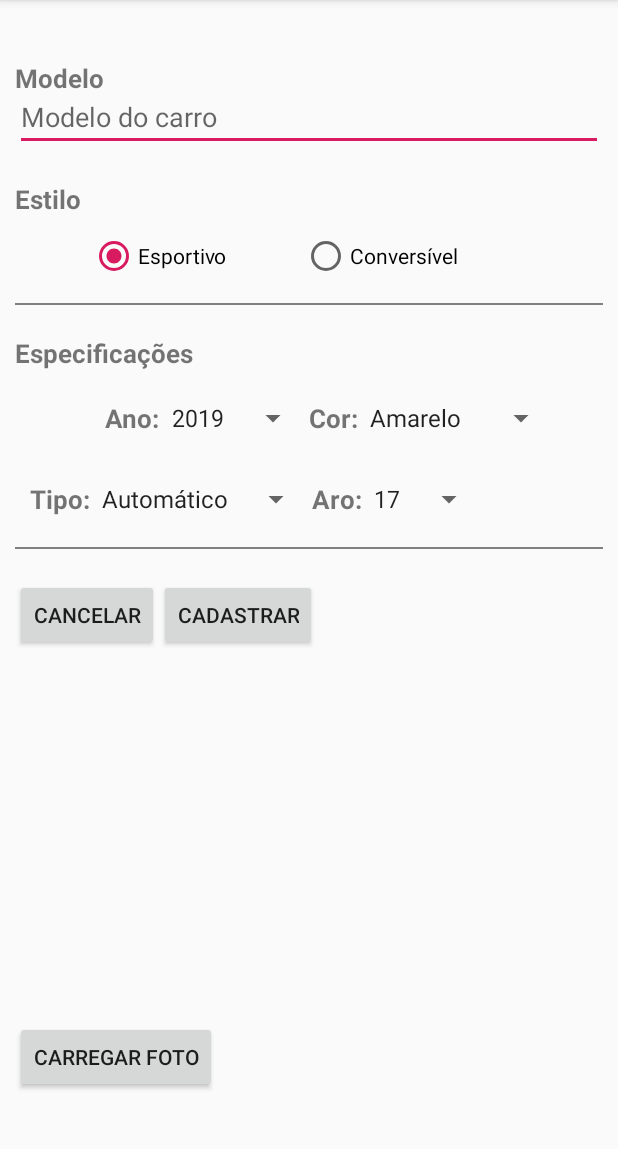
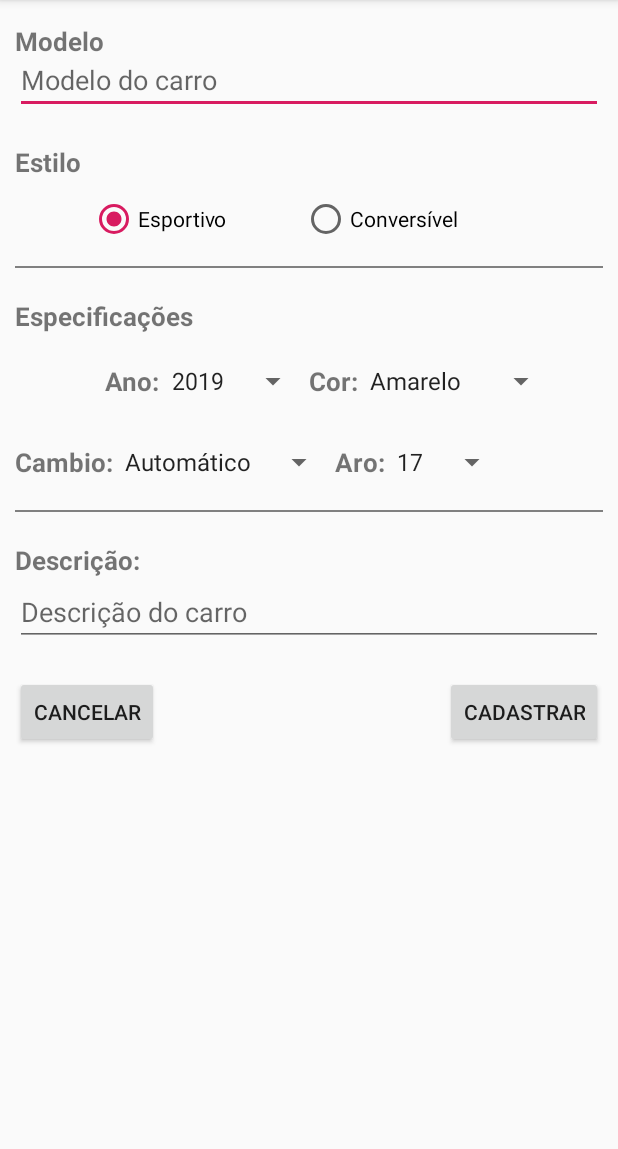
Before and after one commit to AlfredoFilho/Trabalho_Android, an Android app: the screen it shows after launch (MainActivity), in the side drawer, after a tap on "Vender", on a phone screen of 412 x 824 dp, the part 84-1233 px from its top. Run offline under Robolectric (Android 15) with nearby library versions, the phone set to English and light mode, and no system bars.

Commit message:
add cadastro da venda

```diff
--- a/Lahay_Cars/app/src/main/java/trabalho_a193532_c195741/ft/unicamp/carros/DetalhesActivity.java
+++ b/Lahay_Cars/app/src/main/java/trabalho_a193532_c195741/ft/unicamp/carros/DetalhesActivity.java
@@ -59,7 +59,7 @@ public class DetalhesActivity extends AppCompatActivity {
 
         }
 
-        this.carro=Carros.carros[this.position];
+        this.carro = Carros.carros[this.position];
 
         imagem = findViewById(R.id.imagemCarro);
         imagem.setImageResource(carro.getFoto());
--- a/Lahay_Cars/app/src/main/java/trabalho_a193532_c195741/ft/unicamp/carros/venda/VendaFragment.java
+++ b/Lahay_Cars/app/src/main/java/trabalho_a193532_c195741/ft/unicamp/carros/venda/VendaFragment.java
@@ -1,37 +1,37 @@
 package trabalho_a193532_c195741.ft.unicamp.carros.venda;
 
 
-import android.Manifest;
-import android.content.Intent;
-import android.content.pm.PackageManager;
+import android.content.ContentValues;
 import android.database.Cursor;
-import android.graphics.Bitmap;
-import android.graphics.BitmapFactory;
-import android.media.Image;
-import android.net.Uri;
+import android.database.sqlite.SQLiteDatabase;
 import android.os.Bundle;
-import android.provider.MediaStore;
-import android.support.v4.app.ActivityCompat;
 import android.support.v4.app.Fragment;
 import android.view.LayoutInflater;
 import android.view.View;
 import android.view.ViewGroup;
-import android.widget.Button;
-import android.widget.ImageView;
-
-import java.io.IOException;
+import android.widget.EditText;
+import android.widget.RadioButton;
+import android.widget.RadioGroup;
+import android.widget.Spinner;
 
 import trabalho_a193532_c195741.ft.unicamp.R;
-
-import static android.app.Activity.RESULT_OK;
+import trabalho_a193532_c195741.ft.unicamp.database.BDHelper;
 
 public class VendaFragment extends Fragment {
 
-    private Button cancelarBtnVenda;
-    private Button carregarFoto;
+    private EditText modelo;
+    private RadioGroup radiotipo;
+    private RadioButton esportivo;
+    private RadioButton conversivel;
+    private Spinner ano;
+    private Spinner cor;
+    private Spinner cambio;
+    private Spinner aro;
+    private EditText descricao;
     private View view;
-    private ImageView fotocarro;
-    private final int GALERIA_IMAGENS = 1;
+
+    BDHelper bdHelper;
+    SQLiteDatabase sqLiteDatabase;
 
     public VendaFragment() {
         // Required empty public constructor
@@ -40,63 +40,85 @@ public class VendaFragment extends Fragment {
     @Override
     public View onCreateView(LayoutInflater inflater, ViewGroup container, Bundle savedInstanceState) {
 
+        bdHelper = new BDHelper(getActivity());
+        sqLiteDatabase = bdHelper.getReadableDatabase();
+
         if (view == null) {
             view = inflater.inflate(R.layout.fragment_venda, container, false);
+        }
 
-            cancelarBtnVenda = (Button) view.findViewById(R.id.CancelarVenda);
-            fotocarro = (ImageView) view.findViewById(R.id.ImgCarro);
-            carregarFoto = (Button) view.findViewById(R.id.btnImagem);
+        modelo = view.findViewById(R.id.modelo);
+        radiotipo = view.findViewById(R.id.radioTipo);
+        esportivo = view.findViewById(R.id.esportivo);
+        conversivel = view.findViewById(R.id.conversivel);
+        ano = view.findViewById(R.id.spinnerAno);
+        cor = view.findViewById(R.id.spinnerCor);
+        cambio = view.findViewById(R.id.spinnerCambio);
+        aro = view.findViewById(R.id.spinnerAro);
+        descricao = view.findViewById(R.id.descricao);
 
-
-            cancelarBtnVenda.setOnClickListener(new View.OnClickListener() {
+        view.findViewById(R.id.CancelarVenda).setOnClickListener(new View.OnClickListener() {
             @Override
             public void onClick(View view) {
                 getActivity().onBackPressed();
             }
         });
 
-            carregarFoto.setOnClickListener(new View.OnClickListener() {
+        view.findViewById(R.id.cadastrar).setOnClickListener(new View.OnClickListener() {
             @Override
             public void onClick(View view) {
-                    if (ActivityCompat.checkSelfPermission(getActivity(),
-                            Manifest.permission.READ_EXTERNAL_STORAGE) != PackageManager.PERMISSION_GRANTED) {
-                        requestPermissions(
-                                new String[]{Manifest.permission.READ_EXTERNAL_STORAGE},
-                                2000);
-                    } else {
-                        startGallery();
-                    }
+                cadastrarVenda();
             }
         });
-        }
-
         return view;
     }
 
-    private void startGallery() {
-        Intent cameraIntent = new Intent(Intent.ACTION_GET_CONTENT);
-        cameraIntent.setType("image/*");
-        if (cameraIntent.resolveActivity(getActivity().getPackageManager()) != null) {
-            startActivityForResult(cameraIntent, 1000);
+    public void cadastrarVenda(){
+
+        RadioButton radioSelectButton;
+
+        String TABLE_NAME = "CarrosVender";
+
+        int selectedId = radiotipo.getCheckedRadioButtonId();
+        radioSelectButton = view.findViewById(selectedId);
+
+        ContentValues contentValues = new ContentValues();
+
+        contentValues.put("img", "imagemTeste");
+        contentValues.put("modelo", modelo.getText().toString());
+        contentValues.put("estilo", radioSelectButton.getText().toString());
+        contentValues.put("ano", ano.getSelectedItem().toString());
+        contentValues.put("cor", cor.getSelectedItem().toString());
+        contentValues.put("cambio", cambio.getSelectedItem().toString());
+        contentValues.put("aro", aro.getSelectedItem().toString());
+        contentValues.put("descricao", descricao.getText().toString());
+
+        sqLiteDatabase.execSQL("delete from "+ TABLE_NAME);
+
+        sqLiteDatabase.insert("CarrosVender", null, contentValues);
+
+        testeCadastro();
+
+    }
+
+    public void testeCadastro(){
+
+        String sql = "Select * from CarrosVender";
+        Cursor cursor = sqLiteDatabase.rawQuery(sql, null);
+        if (cursor.moveToFirst()) {
+            do {
+                System.out.println(cursor.getString(0));
+                System.out.println(cursor.getString(1));
+                System.out.println(cursor.getString(2));
+                System.out.println(cursor.getString(3));
+                System.out.println(cursor.getString(4));
+                System.out.println(cursor.getString(5));
+                System.out.println(cursor.getString(6));
+                System.out.println(cursor.getString(7));
+                System.out.println(cursor.getString(8));
+            } while (cursor.moveToNext());
+
+        }
+        cursor.close();
     }
 }
-
-    @Override
-    public void onActivityResult(int requestCode, int resultCode, Intent data) {
-        //super method removed
-        if (resultCode == RESULT_OK) {
-            if (requestCode == 1000) {
-                Uri returnUri = data.getData();
-                Bitmap bitmapImage = null;
-                try {
-                    bitmapImage = MediaStore.Images.Media.getBitmap(getActivity().getContentResolver(), returnUri);
-                } catch (IOException e) {
-                    e.printStackTrace();
-                }
-                fotocarro.setImageBitmap(bitmapImage);
-            }
-        }
-        //Uri returnUri;
-        //returnUri = data.getData();
-    }
-}
--- /dev/null
+++ b/Lahay_Cars/app/src/main/java/trabalho_a193532_c195741/ft/unicamp/database/BDHelper.java
@@ -0,0 +1,28 @@
+package trabalho_a193532_c195741.ft.unicamp.database;
+
+import android.content.Context;
+import android.database.sqlite.SQLiteDatabase;
+import android.database.sqlite.SQLiteOpenHelper;
+
+public class BDHelper  extends SQLiteOpenHelper {
+
+
+    private static final String DB_NAME = "LahayBD";
+    private static final int DB_VERSION = 1;
+
+    public BDHelper(Context context) {
+        super(context, DB_NAME, null, DB_VERSION);
+    }
+
+    @Override
+    public void onCreate(SQLiteDatabase db) {
+        db.execSQL("CREATE TABLE CarrosVender (_id INTEGER PRIMARY KEY AUTOINCREMENT, img Text, modelo Text, estilo Text, ano INTEGER, cor Text, cambio Text, aro INTEGER,  descricao Text);");
+    }
+
+    @Override
+    public void onUpgrade(SQLiteDatabase db, int oldVersion, int newVersion) {
+
+
+    }
+
+}
--- a/Lahay_Cars/app/src/main/res/layout/fragment_venda.xml
+++ b/Lahay_Cars/app/src/main/res/layout/fragment_venda.xml
@@ -14,7 +14,7 @@
             android:layout_width="match_parent"
             android:layout_height="wrap_content"
             android:padding="10dp"
-            android:layout_marginTop="30dp">
+            android:layout_marginTop="5dp">
 
             <TextView
                 android:layout_width="match_parent"
@@ -24,6 +24,7 @@
                 android:textStyle="bold" />
 
             <EditText
+                android:id="@+id/modelo"
                 android:layout_width="match_parent"
                 android:layout_height="wrap_content"
                 android:layout_marginTop="15dp"
@@ -142,19 +143,18 @@
                 android:layout_centerHorizontal="true">
 
                 <TextView
-                    android:id="@+id/Tipo"
+                    android:id="@+id/Cambio"
                     android:layout_width="wrap_content"
                     android:layout_height="wrap_content"
-                    android:text="Tipo:"
+                    android:text="Cambio:"
                     android:textSize="17dp"
-                    android:textStyle="bold"
-                    android:layout_marginLeft="10dp"/>
+                    android:textStyle="bold" />
 
                 <Spinner
-                    android:id="@+id/spinnerTipo"
+                    android:id="@+id/spinnerCambio"
                     android:layout_width="wrap_content"
                     android:layout_height="wrap_content"
-                    android:layout_toRightOf="@id/Tipo"
+                    android:layout_toRightOf="@id/Cambio"
                     android:drawSelectorOnTop="true"
                     android:entries="@array/tipoCarro" />
 
@@ -165,7 +165,7 @@
                     android:text="Aro:"
                     android:textSize="17dp"
                     android:textStyle="bold"
-                    android:layout_toRightOf="@id/spinnerTipo"/>
+                    android:layout_toRightOf="@id/spinnerCambio"/>
 
                 <Spinner
                     android:id="@+id/spinnerAro"
@@ -183,61 +183,49 @@
                     android:layout_marginTop="20dp"
                     android:id="@+id/linha2"/>
 
+                <TextView
+                    android:layout_marginTop="20dp"
+                    android:layout_width="wrap_content"
+                    android:layout_height="wrap_content"
+                    android:textStyle="bold"
+                    android:text="Descrição:"
+                    android:textSize="17dp"
+                    android:layout_below="@id/linha2"
+                    android:id="@+id/descricaoTitulo"/>
 
+                <EditText
+                    android:layout_width="match_parent"
+                    android:layout_height="wrap_content"
+                    android:id="@+id/descricao"
+                    android:layout_below="@id/descricaoTitulo"
+                    android:hint="Descrição do carro"/>
 
                 <LinearLayout
                     android:layout_width="match_parent"
                     android:layout_height="wrap_content"
-                    android:layout_below="@id/linha2"
+                    android:layout_below="@id/descricao"
                     android:layout_marginTop="20dp">
 
                     <LinearLayout
                         android:layout_width="0dp"
                         android:layout_height="wrap_content"
-                        android:layout_weight="1"
-                        android:orientation="horizontal">
+                        android:layout_weight="1">
 
                         <Button
                             android:layout_width="wrap_content"
                             android:layout_height="wrap_content"
                             android:text="Cancelar"
                             android:id="@+id/CancelarVenda"/>
-
-                        <Button
-                            android:layout_width="wrap_content"
-                            android:layout_height="wrap_content"
-                            android:text="Cadastrar"
-                            android:id="@+id/cadastrar"/>
                     </LinearLayout>
 
-                </LinearLayout>
-
-
-                <LinearLayout
-                    android:layout_marginTop="210dp"
-                    android:layout_width="match_parent"
-                    android:layout_height="match_parent"
-                    android:orientation="vertical">
-
-                    <ImageView
-                        android:id="@+id/ImgCarro"
-                        android:layout_width="150dp"
-                        android:layout_height="150dp">
-                    </ImageView>
 
                     <Button
-                        android:text="Carregar foto"
-                        android:id="@+id/btnImagem"
                         android:layout_width="wrap_content"
-                        android:layout_height="wrap_content">
-                    </Button>
+                        android:layout_height="wrap_content"
+                        android:text="Cadastrar"
+                        android:id="@+id/cadastrar"/>
 
                 </LinearLayout>
-
-
-
-
-
 
             </RelativeLayout>
 
```
Lines whose indentation alone changed are shown as unchanged.
